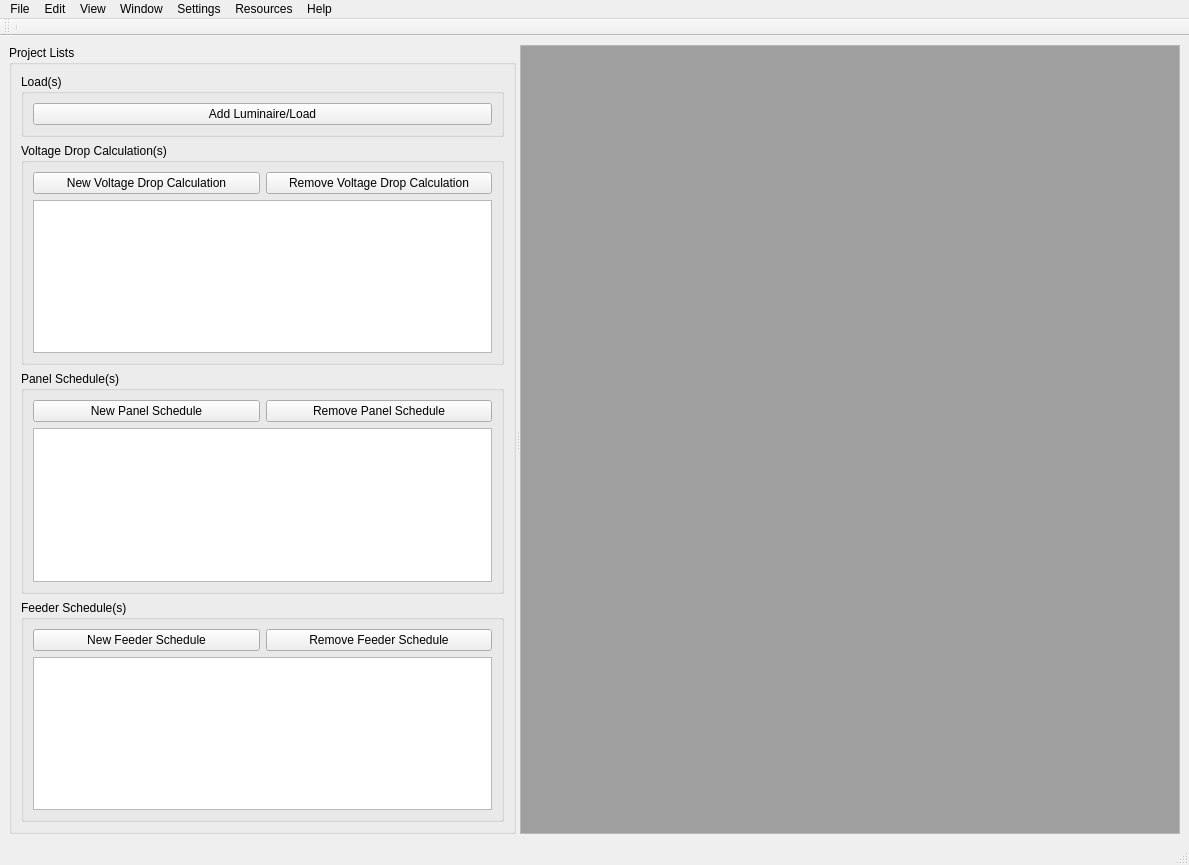
Qt form Main_GUI.ui (simplesports/WorkHelper) before a commit.
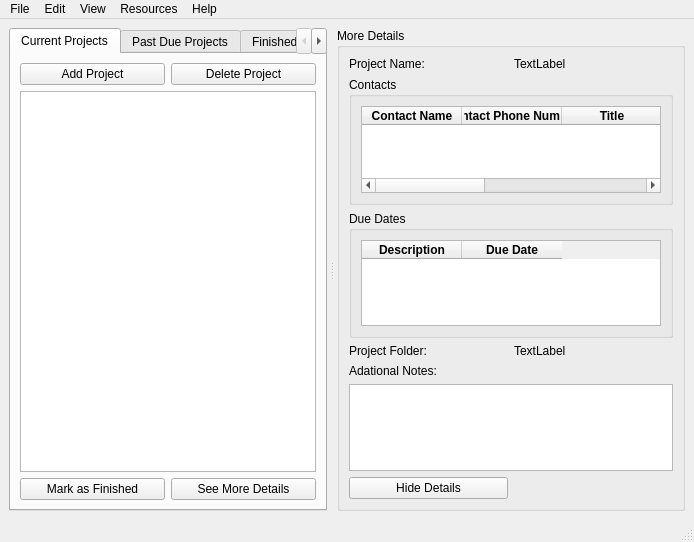
The same form after that commit.

Diff of the .ui file:
```diff
--- a/Main_GUI.ui
+++ b/Main_GUI.ui
@@ -6,8 +6,8 @@
    <rect>
     <x>0</x>
     <y>0</y>
-    <width>1189</width>
-    <height>865</height>
+    <width>694</width>
+    <height>542</height>
    </rect>
   </property>
   <property name="windowTitle">
@@ -15,142 +15,315 @@
   </property>
   <widget class="QWidget" name="centralwidget">
    <layout class="QGridLayout" name="gridLayout">
-    <item row="0" column="4">
+    <item row="0" column="0">
      <widget class="QSplitter" name="splitter">
+      <property name="enabled">
+       <bool>true</bool>
+      </property>
+      <property name="focusPolicy">
+       <enum>Qt::NoFocus</enum>
+      </property>
+      <property name="layoutDirection">
+       <enum>Qt::LeftToRight</enum>
+      </property>
+      <property name="frameShape">
+       <enum>QFrame::NoFrame</enum>
+      </property>
+      <property name="frameShadow">
+       <enum>QFrame::Sunken</enum>
+      </property>
+      <property name="lineWidth">
+       <number>1</number>
+      </property>
+      <property name="midLineWidth">
+       <number>0</number>
+      </property>
       <property name="orientation">
        <enum>Qt::Horizontal</enum>
       </property>
-      <widget class="QGroupBox" name="groupBox">
+      <property name="opaqueResize">
+       <bool>true</bool>
+      </property>
+      <property name="handleWidth">
+       <number>10</number>
+      </property>
+      <property name="childrenCollapsible">
+       <bool>true</bool>
+      </property>
+      <widget class="QTabWidget" name="tabWidge">
+       <property name="currentIndex">
+        <number>0</number>
+       </property>
+       <widget class="QWidget" name="tab_Current_Projects">
+        <attribute name="title">
+         <string>Current Projects</string>
+        </attribute>
+        <layout class="QGridLayout" name="gridLayout_3">
+         <item row="1" column="0" colspan="2">
+          <widget class="QListWidget" name="list_Current_Projects"/>
+         </item>
+         <item row="0" column="1">
+          <widget class="QPushButton" name="Button_Delete_Project">
+           <property name="text">
+            <string>Delete Project</string>
+           </property>
+          </widget>
+         </item>
+         <item row="0" column="0">
+          <widget class="QPushButton" name="Button_Add_Project">
+           <property name="text">
+            <string>Add Project</string>
+           </property>
+          </widget>
+         </item>
+         <item row="2" column="0" colspan="2">
+          <layout class="QHBoxLayout" name="horizontalLayout">
+           <item>
+            <widget class="QPushButton" name="Button_Mark_As_Finish">
+             <property name="text">
+              <string>Mark as Finished</string>
+             </property>
+            </widget>
+           </item>
+           <item>
+            <widget class="QPushButton" name="Button_See_More_Details">
+             <property name="text">
+              <string>See More Details</string>
+             </property>
+            </widget>
+           </item>
+          </layout>
+         </item>
+        </layout>
+       </widget>
+       <widget class="QWidget" name="tab_Past_Due_Projects">
+        <attribute name="title">
+         <string>Past Due Projects</string>
+        </attribute>
+        <layout class="QGridLayout" name="gridLayout_7">
+         <item row="1" column="0">
+          <widget class="QListWidget" name="list_Past_Due_Projects"/>
+         </item>
+         <item row="2" column="0">
+          <layout class="QHBoxLayout" name="horizontalLayout_2">
+           <item>
+            <widget class="QPushButton" name="Button_Mark_As_Finish_Past_Due">
+             <property name="text">
+              <string>Mark as Finished</string>
+             </property>
+            </widget>
+           </item>
+           <item>
+            <widget class="QPushButton" name="Button_See_More_Details_Past_Due">
+             <property name="text">
+              <string>See More Details</string>
+             </property>
+            </widget>
+           </item>
+          </layout>
+         </item>
+        </layout>
+       </widget>
+       <widget class="QWidget" name="tab_Finished_Projects">
+        <attribute name="title">
+         <string>Finished Projects</string>
+        </attribute>
+        <layout class="QGridLayout" name="gridLayout_2">
+         <item row="0" column="1">
+          <widget class="QPushButton" name="Button_Finished_Projects_Delete">
+           <property name="text">
+            <string>Delete Project</string>
+           </property>
+          </widget>
+         </item>
+         <item row="1" column="0" colspan="2">
+          <widget class="QListWidget" name="list_Finished_Projects"/>
+         </item>
+         <item row="2" column="0" colspan="2">
+          <layout class="QHBoxLayout" name="horizontalLayout_3">
+           <item>
+            <widget class="QPushButton" name="Button_Finished_Projects_Mark_as_Current">
+             <property name="text">
+              <string>Mark as Current</string>
+             </property>
+            </widget>
+           </item>
+           <item>
+            <widget class="QPushButton" name="Button_Finished_Projects_See_More_Details">
+             <property name="text">
+              <string>See More Details</string>
+             </property>
+            </widget>
+           </item>
+          </layout>
+         </item>
+        </layout>
+       </widget>
+      </widget>
+      <widget class="QGroupBox" name="groupBox_More_Details">
        <property name="title">
-        <string>Project Lists</string>
+        <string>More Details</string>
        </property>
-       <layout class="QVBoxLayout" name="verticalLayout_2">
-        <item>
-         <widget class="QGroupBox" name="groupBox_5">
-          <property name="title">
-           <string>Load(s)</string>
+       <layout class="QGridLayout" name="gridLayout_4">
+        <item row="0" column="0">
+         <widget class="QLabel" name="label_ProjectName">
+          <property name="text">
+           <string>Project Name:</string>
           </property>
-          <layout class="QVBoxLayout" name="verticalLayout_6">
-           <item>
-            <layout class="QHBoxLayout" name="horizontalLayout">
-             <item>
-              <widget class="QPushButton" name="pushButton_2">
-               <property name="text">
-                <string>Add Luminaire/Load</string>
-               </property>
-               <property name="autoDefault">
-                <bool>false</bool>
-               </property>
-               <property name="default">
-                <bool>false</bool>
-               </property>
-               <property name="flat">
-                <bool>false</bool>
-               </property>
-              </widget>
-             </item>
-            </layout>
-           </item>
-          </layout>
          </widget>
         </item>
-        <item>
-         <widget class="QGroupBox" name="groupBox_2">
-          <property name="title">
-           <string>Voltage Drop Calculation(s)</string>
+        <item row="3" column="1">
+         <widget class="QLabel" name="text_ProjectFolder_CHANGE">
+          <property name="text">
+           <string>TextLabel</string>
           </property>
-          <layout class="QVBoxLayout" name="verticalLayout_3">
-           <item>
-            <layout class="QHBoxLayout" name="horizontalLayout_3">
-             <item>
-              <widget class="QPushButton" name="pushButton_5">
-               <property name="text">
-                <string>New Voltage Drop Calculation</string>
-               </property>
-              </widget>
-             </item>
-             <item>
-              <widget class="QPushButton" name="pushButton_4">
-               <property name="text">
-                <string>Remove Voltage Drop Calculation</string>
-               </property>
-              </widget>
-             </item>
-            </layout>
-           </item>
-           <item>
-            <widget class="QListView" name="listView"/>
-           </item>
-          </layout>
          </widget>
         </item>
-        <item>
-         <widget class="QGroupBox" name="groupBox_3">
+        <item row="5" column="0" colspan="2">
+         <widget class="QTextEdit" name="textEdit"/>
+        </item>
+        <item row="0" column="1">
+         <widget class="QLabel" name="text_ProjectName_CHANGE">
+          <property name="text">
+           <string>TextLabel</string>
+          </property>
+         </widget>
+        </item>
+        <item row="6" column="0">
+         <widget class="QPushButton" name="Button_Hide_Details">
+          <property name="text">
+           <string>Hide Details</string>
+          </property>
+         </widget>
+        </item>
+        <item row="3" column="0">
+         <widget class="QLabel" name="text_ProjectFolder">
+          <property name="text">
+           <string>Project Folder:</string>
+          </property>
+         </widget>
+        </item>
+        <item row="4" column="0">
+         <widget class="QLabel" name="label_9">
+          <property name="text">
+           <string>Adational Notes:</string>
+          </property>
+         </widget>
+        </item>
+        <item row="1" column="0" colspan="2">
+         <widget class="QGroupBox" name="groupBox_Contacts">
           <property name="title">
-           <string>Panel Schedule(s)</string>
+           <string>Contacts</string>
           </property>
-          <layout class="QVBoxLayout" name="verticalLayout_4">
-           <item>
-            <layout class="QHBoxLayout" name="horizontalLayout_4">
-             <item>
-              <widget class="QPushButton" name="pushButton_7">
-               <property name="text">
-                <string>New Panel Schedule</string>
-               </property>
-              </widget>
-             </item>
-             <item>
-              <widget class="QPushButton" name="pushButton_6">
-               <property name="text">
-                <string>Remove Panel Schedule</string>
-               </property>
-              </widget>
-             </item>
-            </layout>
+          <layout class="QGridLayout" name="gridLayout_5">
+           <item row="0" column="0">
+            <widget class="QTableWidget" name="tableWidget_Contacts">
+             <property name="editTriggers">
+              <set>QAbstractItemView::NoEditTriggers</set>
+             </property>
+             <property name="sortingEnabled">
+              <bool>false</bool>
+             </property>
+             <attribute name="horizontalHeaderCascadingSectionResizes">
+              <bool>true</bool>
+             </attribute>
+             <column>
+              <property name="text">
+               <string>Contact Name</string>
+              </property>
+              <property name="font">
+               <font>
+                <weight>75</weight>
+                <bold>true</bold>
+               </font>
+              </property>
+             </column>
+             <column>
+              <property name="text">
+               <string>Contact Phone Number</string>
+              </property>
+              <property name="font">
+               <font>
+                <weight>75</weight>
+                <bold>true</bold>
+               </font>
+              </property>
+             </column>
+             <column>
+              <property name="text">
+               <string>Title</string>
+              </property>
+              <property name="font">
+               <font>
+                <weight>75</weight>
+                <bold>true</bold>
+               </font>
+              </property>
+             </column>
+             <column>
+              <property name="text">
+               <string>Company</string>
+              </property>
+              <property name="font">
+               <font>
+                <weight>75</weight>
+                <bold>true</bold>
+               </font>
+              </property>
+             </column>
+             <column>
+              <property name="text">
+               <string>Email</string>
+              </property>
+              <property name="font">
+               <font>
+                <weight>75</weight>
+                <bold>true</bold>
+               </font>
+              </property>
+             </column>
+            </widget>
            </item>
-           <item>
-            <widget class="QListWidget" name="listWidget"/>
-           </item>
           </layout>
          </widget>
         </item>
-        <item>
-         <widget class="QGroupBox" name="groupBox_4">
+        <item row="2" column="0" colspan="2">
+         <widget class="QGroupBox" name="groupBox_dueDates">
           <property name="title">
-           <string>Feeder Schedule(s)</string>
+           <string>Due Dates</string>
           </property>
-          <layout class="QVBoxLayout" name="verticalLayout_5">
-           <item>
-            <layout class="QHBoxLayout" name="horizontalLayout_5">
-             <item>
-              <widget class="QPushButton" name="pushButton_9">
-               <property name="text">
-                <string>New Feeder Schedule</string>
-               </property>
-              </widget>
-             </item>
-             <item>
-              <widget class="QPushButton" name="pushButton_8">
-               <property name="text">
-                <string>Remove Feeder Schedule</string>
-               </property>
-              </widget>
-             </item>
-            </layout>
-           </item>
-           <item>
-            <widget class="QListView" name="listView_2"/>
+          <layout class="QGridLayout" name="gridLayout_6">
+           <item row="0" column="0">
+            <widget class="QTableWidget" name="tableWidget_DueDates">
+             <column>
+              <property name="text">
+               <string>Description</string>
+              </property>
+              <property name="font">
+               <font>
+                <weight>75</weight>
+                <bold>true</bold>
+               </font>
+              </property>
+             </column>
+             <column>
+              <property name="text">
+               <string>Due Date</string>
+              </property>
+              <property name="font">
+               <font>
+                <weight>75</weight>
+                <bold>true</bold>
+               </font>
+              </property>
+             </column>
+            </widget>
            </item>
           </layout>
          </widget>
         </item>
        </layout>
       </widget>
-      <widget class="QMdiArea" name="mdiArea">
-       <property name="frameShape">
-        <enum>QFrame::StyledPanel</enum>
-       </property>
-      </widget>
      </widget>
     </item>
    </layout>
@@ -160,7 +333,7 @@
     <rect>
      <x>0</x>
      <y>0</y>
-     <width>1189</width>
+     <width>694</width>
      <height>21</height>
     </rect>
    </property>
@@ -202,19 +375,8 @@
     <property name="title">
      <string>View</string>
     </property>
-   </widget>
-   <widget class="QMenu" name="menuWindow">
-    <property name="title">
-     <string>Window</string>
-    </property>
-    <addaction name="actionMin"/>
-    <addaction name="separator"/>
-   </widget>
-   <widget class="QMenu" name="menuHelp">
-    <property name="title">
-     <string>Settings</string>
-    </property>
-    <addaction name="actionPreferences"/>
+    <addaction name="actionMaximize"/>
+    <addaction name="actionMinimize"/>
    </widget>
    <widget class="QMenu" name="menuResources">
     <property name="title">
@@ -228,7 +390,7 @@
     </widget>
     <addaction name="menuUtilities"/>
    </widget>
-   <widget class="QMenu" name="menuHelp_2">
+   <widget class="QMenu" name="menuHelp">
     <property name="title">
      <string>Help</string>
     </property>
@@ -237,25 +399,11 @@
    <addaction name="menuFile"/>
    <addaction name="menuEdit"/>
    <addaction name="menuView"/>
-   <addaction name="menuWindow"/>
-   <addaction name="menuHelp"/>
    <addaction name="menuResources"/>
-   <addaction name="menuHelp_2"/>
+   <addaction name="menuHelp"/>
   </widget>
   <widget class="QStatusBar" name="statusbar"/>
-  <widget class="QToolBar" name="toolBar">
-   <property name="windowTitle">
-    <string>toolBar</string>
-   </property>
-   <attribute name="toolBarArea">
-    <enum>TopToolBarArea</enum>
-   </attribute>
-   <attribute name="toolBarBreak">
-    <bool>false</bool>
-   </attribute>
-   <addaction name="separator"/>
-  </widget>
-  <action name="actionNew_Project">
+  <action name="actionImport_Project_s">
    <property name="text">
     <string>New Project</string>
    </property>
```
Left out of the diff: 153 changed lines with no effect on the pictures.
